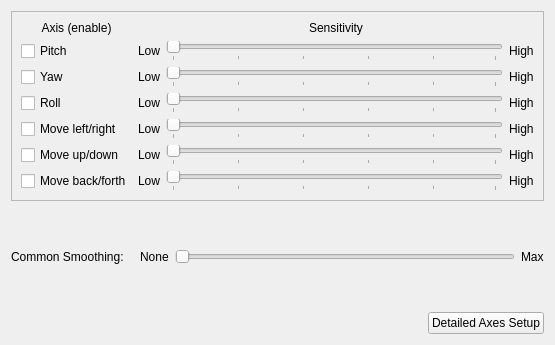
Qt form src/qt_gui/profile_setup.ui (mavak/linux-track) before a commit.
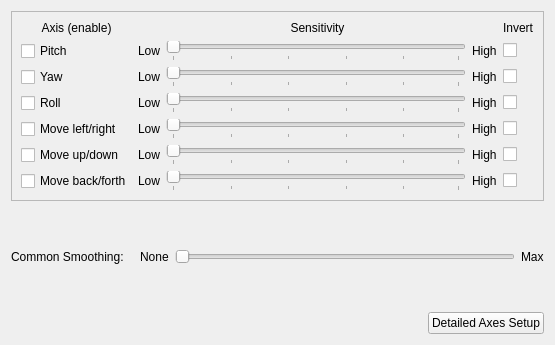
The same form after that commit.

Commit message: Added possibility to invert any axis. Fixed detailed axes setup - wrong directions, labels etc. Configure.ac uses now dedicated functions to print out final config,   due to MacOS sh doesn't know echo -n.

Patch:
```diff
--- a/src/qt_gui/profile_setup.ui
+++ b/src/qt_gui/profile_setup.ui
@@ -301,6 +301,55 @@
         </item>
        </layout>
       </item>
+      <item row="0" column="2">
+       <widget class="QLabel" name="label_18">
+        <property name="text">
+         <string>Invert</string>
+        </property>
+       </widget>
+      </item>
+      <item row="1" column="2">
+       <widget class="QCheckBox" name="PitchInvert">
+        <property name="text">
+         <string/>
+        </property>
+       </widget>
+      </item>
+      <item row="2" column="2">
+       <widget class="QCheckBox" name="YawInvert">
+        <property name="text">
+         <string/>
+        </property>
+       </widget>
+      </item>
+      <item row="3" column="2">
+       <widget class="QCheckBox" name="RollInvert">
+        <property name="text">
+         <string/>
+        </property>
+       </widget>
+      </item>
+      <item row="4" column="2">
+       <widget class="QCheckBox" name="TxInvert">
+        <property name="text">
+         <string/>
+        </property>
+       </widget>
+      </item>
+      <item row="5" column="2">
+       <widget class="QCheckBox" name="TyInvert">
+        <property name="text">
+         <string/>
+        </property>
+       </widget>
+      </item>
+      <item row="6" column="2">
+       <widget class="QCheckBox" name="TzInvert">
+        <property name="text">
+         <string/>
+        </property>
+       </widget>
+      </item>
      </layout>
     </widget>
    </item>
```
The commit also changes 12 other files.
